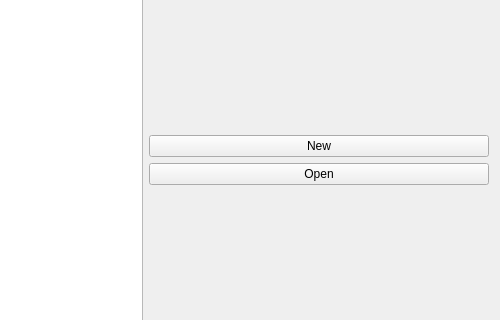
Above: ui/landingpage.ui from kathrynmetcalf/GeoCORK before the change; both pictures show x 218 to 718 and y 272 to 592 of the 718 by 799 pixel window. Below: the same form after it.
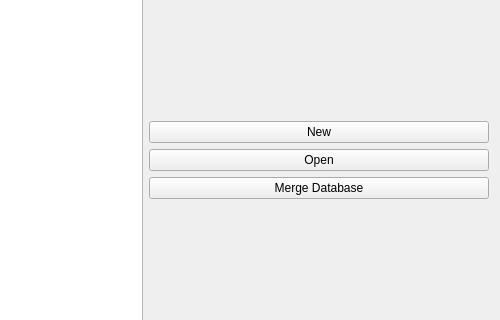
That is the form after the change.

What changed in the file:
```diff
--- a/ui/landingpage.ui
+++ b/ui/landingpage.ui
@@ -98,6 +98,13 @@
          </property>
         </widget>
        </item>
+       <item>
+        <widget class="QPushButton" name="mergedatabase_button">
+         <property name="text">
+          <string>Merge Database</string>
+         </property>
+        </widget>
+       </item>
        <item>
         <spacer name="verticalSpacer_4">
          <property name="orientation">
```
